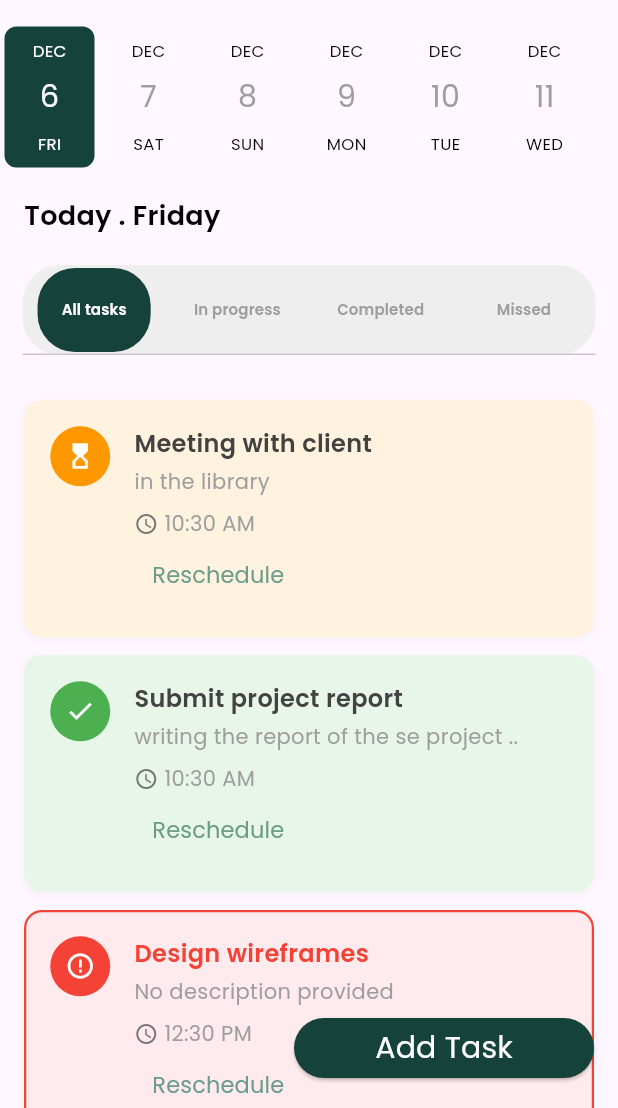
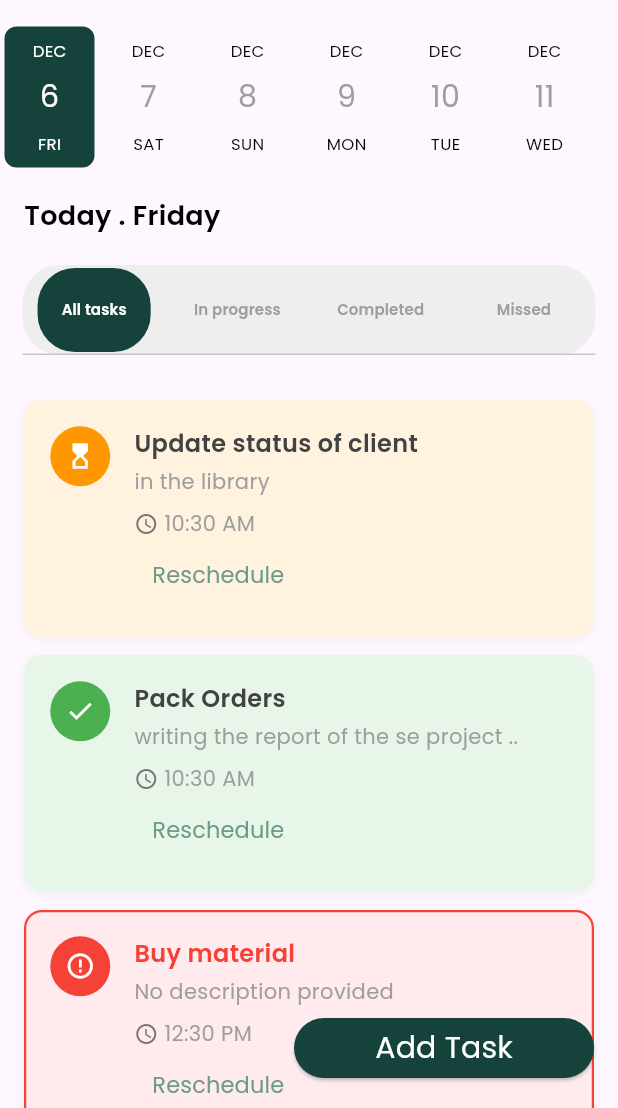
Before and after one commit to abid-sara/business_assistant, a Flutter app: the Tasks screen opened by its route, on a phone screen of 412 x 824 dp, the part 128-1236 px from its top. Run offline on Flutter 3.47's test engine with Material 3 defaults, Android fonts, the phone set to English and light mode, and no system bars; drawn by our look-alikes of date_picker_timeline; our stand-ins replace fl_chart, get, image_picker, pdf, permission_handler, printing and 1 more; missing offline and left inert: image_input; accounts and stored records are empty.

Commit message:
export pdf and fixed some information issues

```diff
--- a/lib/screens/To_do.dart/all_tasks.dart
+++ b/lib/screens/To_do.dart/all_tasks.dart
@@ -23,15 +23,35 @@ class _TasksState extends State<Tasks> with SingleTickerProviderStateMixin {
 
   // Dummy Task List
   final List<Task> _tasks = [
-    Task(title: "Meeting with client", date: DateTime.now(), status: "In progress", description: 'in the library'),
-    Task(title: "Submit project report", date: DateTime.now(), status: "Completed", description: 'writing the report of the se project ..'),
-    Task(title: "Design wireframes", date: DateTime.now().add(const Duration(hours: 2)), status: "Missed", description: ''),
-    Task(title: "Plan sprint", date: DateTime.now().subtract(const Duration(days: 1)), status: "Completed", description: 'doing the tasks'),
-    Task(title: "Update dashboard", date: DateTime.now(), status: "In progress", description: 'changing the appbar'),
+    Task(
+        title: "Update status of client",
+        date: DateTime.now(),
+        status: "In progress",
+        description: 'in the library'),
+    Task(
+        title: "Pack Orders",
+        date: DateTime.now(),
+        status: "Completed",
+        description: 'writing the report of the se project ..'),
+    Task(
+        title: "Buy material",
+        date: DateTime.now().add(const Duration(hours: 2)),
+        status: "Missed",
+        description: ''),
+    Task(
+        title: "Plan orders",
+        date: DateTime.now().subtract(const Duration(days: 1)),
+        status: "Completed",
+        description: 'doing the tasks'),
+    Task(
+        title: "Call customer1",
+        date: DateTime.now(),
+        status: "In progress",
+        description: 'changing the appbar'),
   ];
 
   final Map<String, WidgetBuilder> routes = {
-  '/': (context) => Tasks(),
+    '/': (context) => const Tasks(),
     '/addtask': (context) => AddTaskPage(
           onAddTask: (task) {
             //  task addition logic
@@ -43,6 +63,7 @@ final Map<String, WidgetBuilder> routes = {
     super.initState();
     _tabController = TabController(length: 4, vsync: this);
   }
+
   void addTask(Task task) {
     setState(() {
       _tasks.add(task);
@@ -64,7 +85,8 @@ final Map<String, WidgetBuilder> routes = {
       builder: (context) {
         return AlertDialog(
           title: const Text('Mark as Completed'),
-          content: const Text('Are you sure you want to mark this task as completed?'),
+          content: const Text(
+              'Are you sure you want to mark this task as completed?'),
           actions: <Widget>[
             TextButton(
               onPressed: () {
@@ -90,7 +112,7 @@ final Map<String, WidgetBuilder> routes = {
   @override
   Widget build(BuildContext context) {
     return Scaffold(
-      drawer: const  Sidebar(),
+      drawer: const Sidebar(),
       appBar: AppBar(
         backgroundColor: Colors.white.withOpacity(0),
         elevation: 0,
@@ -218,7 +240,6 @@ final Map<String, WidgetBuilder> routes = {
                           ],
                         ),
                       )
-
                     ],
                   ),
           ),
@@ -226,6 +247,7 @@ final Map<String, WidgetBuilder> routes = {
       ),
     );
   }
+
   Widget _buildTaskList({String? filterStatus}) {
     // Get tasks for the selected date
     final tasksForSelectedDate = _getTasksForSelectedDate();
@@ -249,7 +271,8 @@ Widget _buildTaskList({String? filterStatus}) {
                 ),
               )
             : ListView.builder(
-              padding: const EdgeInsets.symmetric(horizontal: 16, vertical: 10),
+                padding:
+                    const EdgeInsets.symmetric(horizontal: 16, vertical: 10),
                 itemCount: filteredTasks.length,
                 itemBuilder: (context, index) {
                   final task = filteredTasks[index];
@@ -351,11 +374,13 @@ Widget _buildTaskList({String? filterStatus}) {
                                 ],
                               ),
                               TextButton(
-                                    onPressed: (){Navigator.push(
+                                onPressed: () {
+                                  Navigator.push(
                                     context,
                                     MaterialPageRoute(
                                       builder: (context) => RescheduleTaskPage(
-                                      task: _tasks[index],  // Pass the specific task to edit
+                                        task: _tasks[
+                                            index], // Pass the specific task to edit
                                         onUpdateTask: (updatedTask) {
                                           // Handle updated task
                                           setState(() {
@@ -366,7 +391,12 @@ Widget _buildTaskList({String? filterStatus}) {
                                       ),
                                     ),
                                   );
-                     }, child: Text('Reschedule' , style: TextStyle( color: AppColors.green, fontSize: 15),),
+                                },
+                                child: const Text(
+                                  'Reschedule',
+                                  style: TextStyle(
+                                      color: AppColors.green, fontSize: 15),
+                                ),
                               ),
                             ],
                           ),
@@ -396,22 +426,17 @@ Widget _buildTaskList({String? filterStatus}) {
                   ),
                 ),
               );
-
-
-
             },
             style: button,
-              child: Text("Add Task",
-              style: TextStyle( color: Colors.white , fontSize: 20),)
-              ,
+            child: const Text(
+              "Add Task",
+              style: TextStyle(color: Colors.white, fontSize: 20),
             ),
-
+          ),
         ),
       ],
     );
   }
-
-
 
   @override
   void dispose() {
--- a/pubspec.yaml
+++ b/pubspec.yaml
@@ -30,6 +30,8 @@ environment:
 dependencies:
   flutter:
     sdk: flutter
+  pdf: any
+  printing: any
 
   # The following adds the Cupertino Icons font to your application.
   # Use with the CupertinoIcons class for iOS style icons.
```
Also changed, not shown: lib/data/products.dart (+4 -4 lines), lib/screens/Settings/setting.dart (+34 -24 lines), lib/screens/dashboard.dart (+4 -7 lines), lib/screens/inventory/products_details.dart (+24 -19 lines), lib/screens/orders/order_details.dart (+85 -4 lines), lib/widget/sidebar.dart (+8 -3 lines), pubspec.lock, 22 other files. Lines whose indentation alone changed are shown as unchanged.
